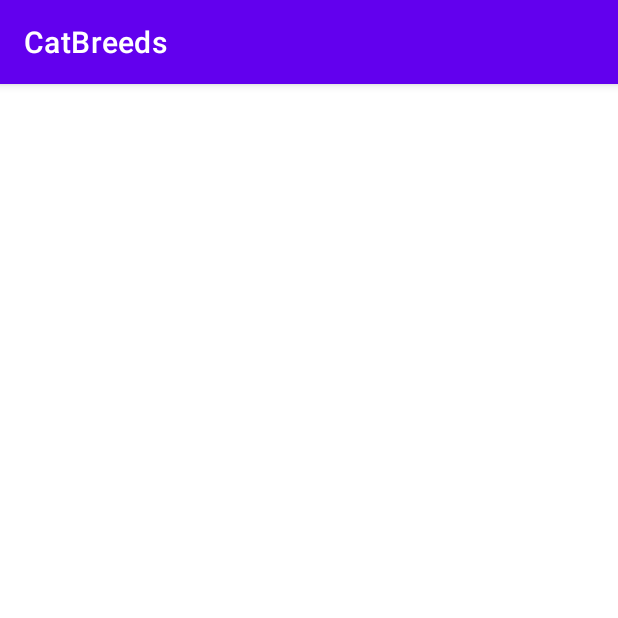
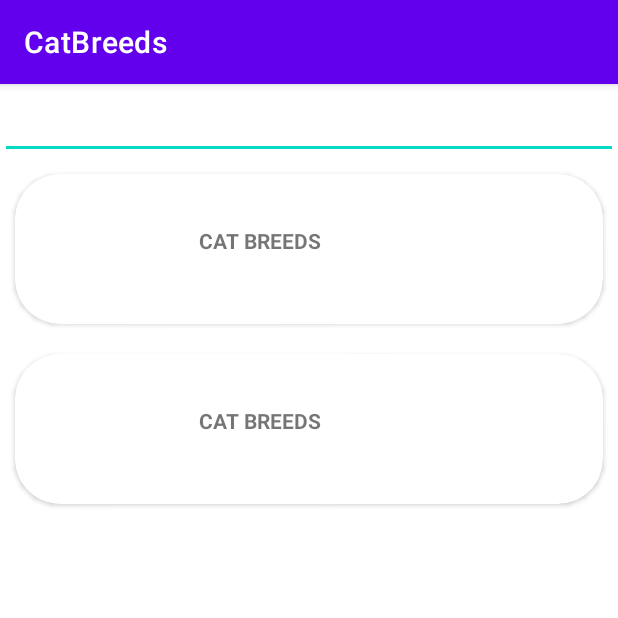
Before and after one commit to upskubra/Task-Cat-Breeds-App, an Android app: the screen it shows after launch (MainActivity), on a phone screen of 412 x 824 dp, the top half of it. Run offline under Robolectric (Android 15) with nearby library versions, the phone set to English and light mode, and no system bars; our stand-ins replace data binding.

Commit message:
set CatListRecyclerAdapter && data binding

```diff
--- a/app/build.gradle
+++ b/app/build.gradle
@@ -4,7 +4,7 @@ plugins {
 }
 
 android {
-    compileSdk 32
+    compileSdk 31
 
     defaultConfig {
         applicationId "com.example.catbreeds"
@@ -20,6 +20,9 @@ android {
         release {
             minifyEnabled false
             proguardFiles getDefaultProguardFile('proguard-android-optimize.txt'), 'proguard-rules.pro'
+        }
+        buildFeatures {
+            dataBinding true
         }
     }
     compileOptions {
--- /dev/null
+++ b/app/src/main/java/com/example/catbreeds/CatListRecyclerAdapter.kt
@@ -0,0 +1,32 @@
+package com.example.catbreeds
+
+import android.view.LayoutInflater
+import android.view.View
+import android.view.ViewGroup
+import android.widget.ImageView
+import android.widget.TextView
+import androidx.recyclerview.widget.RecyclerView
+
+class CatListRecyclerAdapter(private val list: List<CatModel>): RecyclerView.Adapter<CatListRecyclerAdapter.ViewHolder>() {
+
+    class ViewHolder(itemView: View) : RecyclerView.ViewHolder(itemView) {
+
+
+       val textView: TextView = itemView.findViewById(R.id.recycler_item_textView)
+        val imageView: ImageView = itemView.findViewById(R.id.recycler_item_imageView)
+    }
+
+        override fun onCreateViewHolder(parent: ViewGroup, viewType: Int): ViewHolder {
+            val view = LayoutInflater.from(parent.context).inflate(R.layout.recycler_view_item, parent, false)
+            return ViewHolder(view)
+        }
+
+        override fun getItemCount(): Int = list.size
+
+        override fun onBindViewHolder(holder: ViewHolder, position: Int) {
+            // before create detail fragment
+            //val cat = list[position]
+            //holder.textView.text = cat.name
+            //holder.imageView.loadImage(cat.imageUrl)
+        }
+    }
--- /dev/null
+++ b/app/src/main/java/com/example/catbreeds/CatModel.kt
@@ -0,0 +1,11 @@
+package com.example.catbreeds
+
+
+// sample model class
+data class CatModel(
+    val id: String,
+    val name: String,
+    val url: String,
+    val width: Int,
+    val height: Int
+)
--- a/app/src/main/java/com/example/catbreeds/MainActivity.kt
+++ b/app/src/main/java/com/example/catbreeds/MainActivity.kt
@@ -2,10 +2,34 @@ package com.example.catbreeds
 
 import androidx.appcompat.app.AppCompatActivity
 import android.os.Bundle
+import androidx.databinding.DataBindingUtil
+import androidx.recyclerview.widget.LinearLayoutManager
+import androidx.recyclerview.widget.RecyclerView
+import com.example.catbreeds.databinding.ActivityMainBinding
 
 class MainActivity : AppCompatActivity() {
+    private lateinit var binding: ActivityMainBinding
     override fun onCreate(savedInstanceState: Bundle?) {
         super.onCreate(savedInstanceState)
-        setContentView(R.layout.activity_main)
+        binding = DataBindingUtil.setContentView(this, R.layout.activity_main)
+
+
+        // sample data
+        val cat1 = CatModel("5", "sdfjljjds", "dsfjfkdf", 5, 5)
+        val cat2 = CatModel("5", "sdfjljjds", "dsfjfkdf", 5, 5)
+        val list = listOf(cat1, cat2)
+
+        setUpRecyclerView(list)
+
+
     }
+
+    private fun setUpRecyclerView(list: List<CatModel>) {
+        val layoutManager = LinearLayoutManager(this)
+        binding.recyclerView.layoutManager = layoutManager
+        val adapter = CatListRecyclerAdapter(list)
+        binding.recyclerView.adapter = adapter
+
+    }
+
 }
--- a/app/src/main/res/layout/activity_main.xml
+++ b/app/src/main/res/layout/activity_main.xml
@@ -1,12 +1,28 @@
 <?xml version="1.0" encoding="utf-8"?>
-<androidx.appcompat.widget.LinearLayoutCompat
-    xmlns:android="http://schemas.android.com/apk/res/android"
+<layout xmlns:android="http://schemas.android.com/apk/res/android"
     xmlns:app="http://schemas.android.com/apk/res-auto"
-    xmlns:tools="http://schemas.android.com/tools"
-    android:layout_width="match_parent"
-    android:orientation="vertical"
-    android:layout_height="match_parent"
-    tools:context=".MainActivity">
+    xmlns:tools="http://schemas.android.com/tools">
+
+    <data>
+
+    </data>
+
+    <androidx.appcompat.widget.LinearLayoutCompat
+        android:layout_width="match_parent"
+        android:layout_height="match_parent"
+        android:orientation="vertical"
+        tools:context=".MainActivity">
+
+        <EditText
+            android:id="@+id/search_bar"
+            android:layout_width="match_parent"
+            android:layout_height="50dp" />
+
+        <androidx.recyclerview.widget.RecyclerView
+            android:id="@+id/recycler_view"
+            android:layout_width="match_parent"
+            android:layout_height="match_parent" />
 
 
-</androidx.appcompat.widget.LinearLayoutCompat>
+    </androidx.appcompat.widget.LinearLayoutCompat>
+</layout>
--- a/app/src/main/res/layout/recycler_view_item.xml
+++ b/app/src/main/res/layout/recycler_view_item.xml
@@ -1,9 +1,16 @@
 <?xml version="1.0" encoding="utf-8"?>
-<androidx.cardview.widget.CardView xmlns:android="http://schemas.android.com/apk/res/android"
+<layout xmlns:android="http://schemas.android.com/apk/res/android"
     xmlns:app="http://schemas.android.com/apk/res-auto"
-    xmlns:tools="http://schemas.android.com/tools"
+    xmlns:tools="http://schemas.android.com/tools">
+
+    <data>
+
+    </data>
+
+    <androidx.cardview.widget.CardView
         android:layout_width="match_parent"
         android:layout_height="100dp"
+        android:layout_margin="10dp"
         app:cardCornerRadius="30dp">
 
         <androidx.appcompat.widget.LinearLayoutCompat
@@ -18,6 +25,7 @@
                 android:layout_width="80dp"
                 android:layout_height="80dp"
                 android:layout_weight="1"
+                android:contentDescription="@string/cat_image"
                 android:padding="5dp"
                 tools:srcCompat="@tools:sample/backgrounds/scenic" />
 
@@ -41,3 +49,4 @@
 
 
     </androidx.cardview.widget.CardView>
+</layout>
```
Lines whose indentation alone changed are shown as unchanged.
